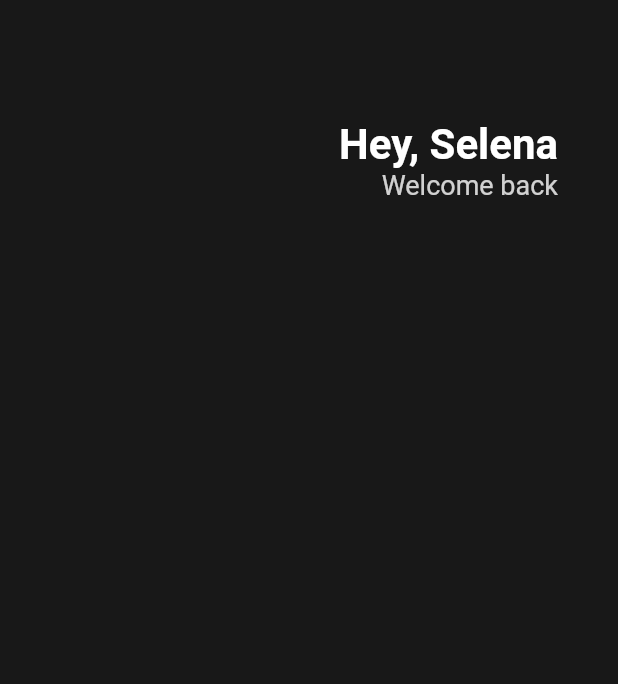
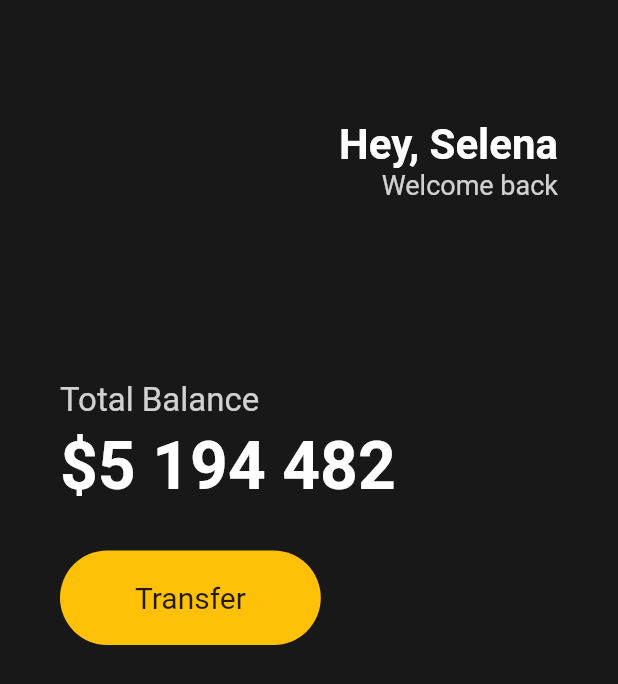
Before and after one commit to hws522/hello-flutter, a Flutter app: the screen it shows after launch, on a phone screen of 412 x 824 dp. Shown: the top 684 px of the screen. Run offline on Flutter 3.47's test engine with Material 2 defaults, Android fonts, the phone set to English and light mode, and no system bars.

Commit message:
~3.2 Buttons Section

```diff
--- a/lib/main.dart
+++ b/lib/main.dart
@@ -13,6 +13,7 @@ class App extends StatelessWidget {
           body: Padding(
             padding: EdgeInsets.symmetric(horizontal: 40),
             child: Column(
+              crossAxisAlignment: CrossAxisAlignment.start,
               children: [
                 SizedBox(
                   height: 80,
@@ -41,6 +42,52 @@ class App extends StatelessWidget {
                       ],
                     )
                   ],
+                ),
+                SizedBox(
+                  height: 120,
+                ),
+                Text(
+                  'Total Balance',
+                  style: TextStyle(
+                    fontSize: 22,
+                    color: Colors.white.withOpacity(0.8),
+                  ),
+                ),
+                SizedBox(
+                  height: 5,
+                ),
+                Text(
+                  '\$5 194 482',
+                  style: TextStyle(
+                    fontSize: 44,
+                    fontWeight: FontWeight.w600,
+                    color: Colors.white,
+                  ),
+                ),
+                SizedBox(
+                  height: 30,
+                ),
+                Row(
+                  children: [
+                    Container(
+                      decoration: BoxDecoration(
+                          color: Colors.amber,
+                          borderRadius: BorderRadius.circular(
+                            45,
+                          )),
+                      child: Padding(
+                          padding: EdgeInsets.symmetric(
+                            vertical: 20,
+                            horizontal: 50,
+                          ),
+                          child: Text(
+                            'Transfer',
+                            style: TextStyle(
+                              fontSize: 20,
+                            ),
+                          )),
+                    )
+                  ],
                 )
               ],
             ),
```
Also changed, not shown: 1 other file.
